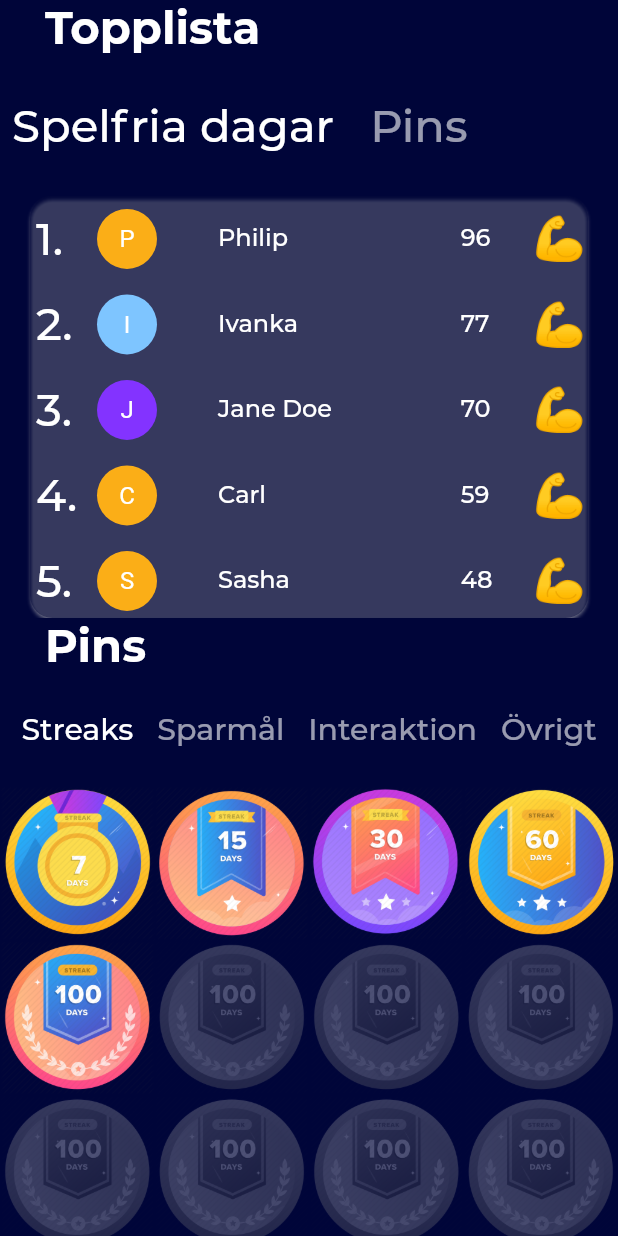
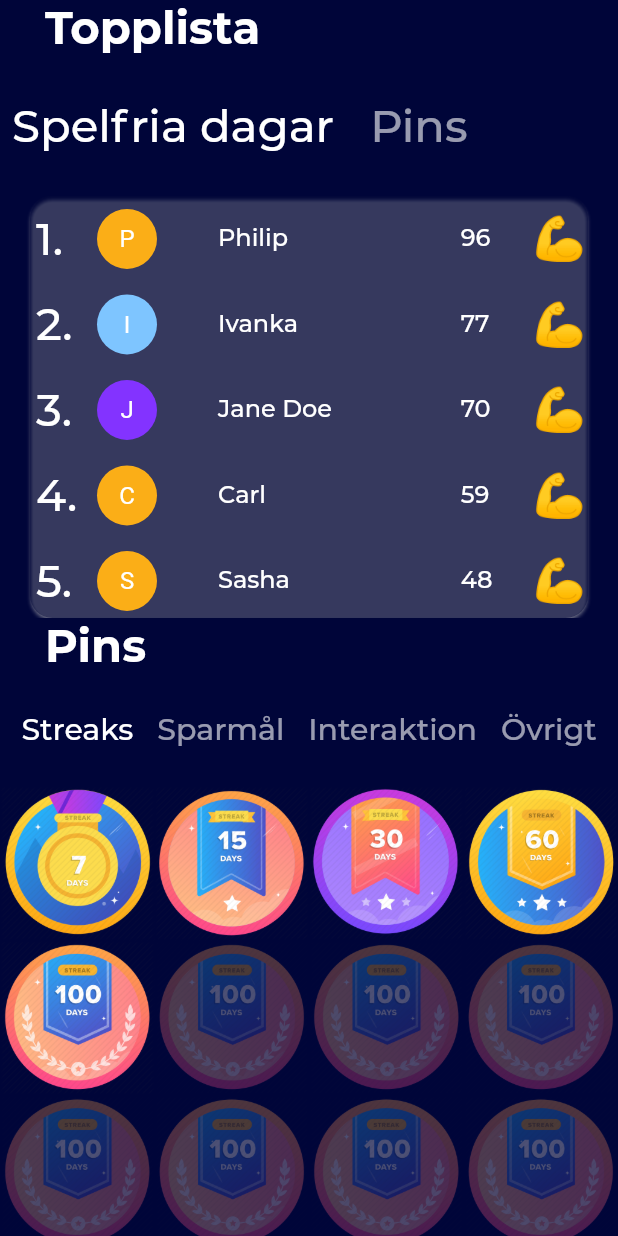
Before and after one commit to juliusolson/rena, a Flutter app: the SocialView screen opened directly, on a phone screen of 412 x 824 dp. Run offline on Flutter 3.47's test engine with Material 2 defaults, Android fonts, the light colour scheme and no system bars; our stand-ins replace charts_flutter, percent_indicator; project files that could hold a hidden picture were left out.

Commit message:
fix for web

```diff
--- a/lib/screens/profile/components/pinsView.dart
+++ b/lib/screens/profile/components/pinsView.dart
@@ -63,12 +63,12 @@ class _PinsViewState extends State<PinsView> {
 
   Widget getPinWidget(Pin pinData) {
     Widget pinIcon, result;
-    const ColorFilter greyscale = ColorFilter.matrix(<double>[
-  0.2126, 0.7152, 0.0722, 0, 0,
-  0.2126, 0.7152, 0.0722, 0, 0,
-  0.2126, 0.7152, 0.0722, 0, 0,
-  0,      0,      0,      1, 0,
-]);
+//     ColorFilter greyscale = ColorFilter.matrix(<double>[
+//   0.2126, 0.7152, 0.0722, 0, 0,
+//   0.2126, 0.7152, 0.0722, 0, 0,
+//   0.2126, 0.7152, 0.0722, 0, 0,
+//   0,      0,      0,      1, 0,
+// ]);
     if (pinData.isAcquied()) {
       pinIcon = Image.asset(pinData.imageURL);
       result = GestureDetector(
@@ -81,10 +81,10 @@ class _PinsViewState extends State<PinsView> {
           },
           child: pinIcon);
     } else {
-      result = Opacity(opacity: 0.3, child:  ColorFiltered(
-        colorFilter: greyscale,
+      result = Opacity(opacity: 0.3, //child:  ColorFiltered(
+        //colorFilter: greyscale,
         child: Image.asset(pinData.imageURL),
-      ));
+      );
     }
     return result;
   }
```
